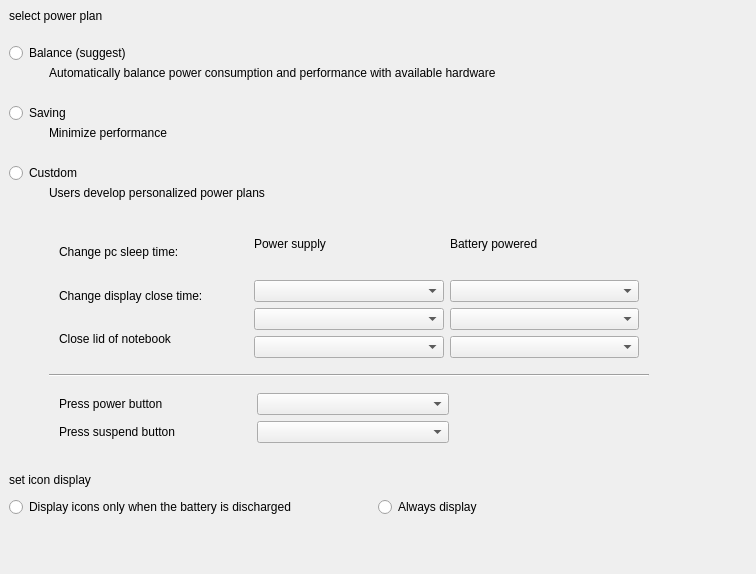
Qt form plugins/system/power/power.ui (ukui/ukui-control-center) before a commit.
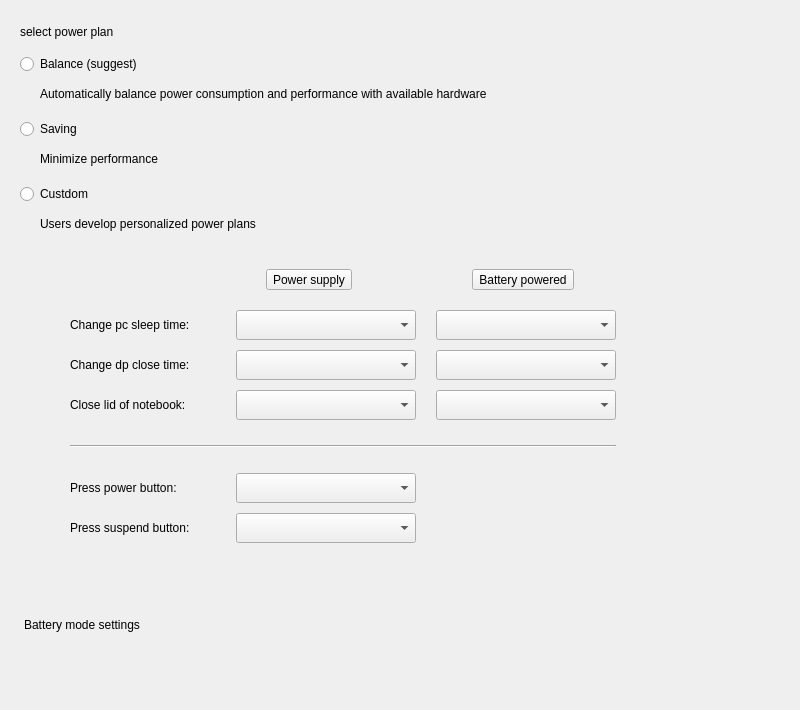
The same form after that commit.

The edit to the form file:
```diff
--- a/plugins/system/power/power.ui
+++ b/plugins/system/power/power.ui
@@ -6,10 +6,22 @@
    <rect>
     <x>0</x>
     <y>0</y>
-    <width>756</width>
-    <height>574</height>
+    <width>800</width>
+    <height>710</height>
    </rect>
   </property>
+  <property name="minimumSize">
+   <size>
+    <width>800</width>
+    <height>710</height>
+   </size>
+  </property>
+  <property name="maximumSize">
+   <size>
+    <width>800</width>
+    <height>710</height>
+   </size>
+  </property>
   <property name="windowTitle">
    <string>Form</string>
   </property>
@@ -31,10 +43,31 @@
      <widget class="QWidget" name="Page1">
       <layout class="QVBoxLayout" name="verticalLayout">
        <property name="spacing">
+        <number>10</number>
+       </property>
+       <property name="leftMargin">
+        <number>20</number>
+       </property>
+       <property name="topMargin">
+        <number>25</number>
+       </property>
+       <property name="rightMargin">
+        <number>0</number>
+       </property>
+       <property name="bottomMargin">
         <number>0</number>
        </property>
        <item>
-        <widget class="QLabel" name="powerplanLabel">
+        <widget class="QLabel" name="titleLabel">
+         <property name="sizePolicy">
+          <sizepolicy hsizetype="Fixed" vsizetype="Fixed">
+           <horstretch>0</horstretch>
+           <verstretch>0</verstretch>
+          </sizepolicy>
+         </property>
+         <property name="styleSheet">
+          <string notr="true"/>
+         </property>
          <property name="text">
           <string>select power plan</string>
          </property>
@@ -51,7 +84,7 @@
          <property name="sizeHint" stdset="0">
           <size>
            <width>20</width>
-           <height>20</height>
+           <height>5</height>
           </size>
          </property>
         </spacer>
@@ -88,7 +121,7 @@
            </property>
            <property name="sizeHint" stdset="0">
             <size>
-             <width>40</width>
+             <width>20</width>
              <height>20</height>
             </size>
            </property>
@@ -96,6 +129,12 @@
          </item>
          <item>
           <widget class="QLabel" name="balancedetailLabel">
+           <property name="sizePolicy">
+            <sizepolicy hsizetype="Fixed" vsizetype="Fixed">
+             <horstretch>0</horstretch>
+             <verstretch>0</verstretch>
+            </sizepolicy>
+           </property>
            <property name="text">
             <string>Automatically balance power consumption and performance with available hardware</string>
            </property>
@@ -127,7 +166,7 @@
          <property name="sizeHint" stdset="0">
           <size>
            <width>20</width>
-           <height>20</height>
+           <height>5</height>
           </size>
          </property>
         </spacer>
@@ -164,7 +203,7 @@
            </property>
            <property name="sizeHint" stdset="0">
             <size>
-             <width>40</width>
+             <width>20</width>
              <height>20</height>
             </size>
            </property>
@@ -172,6 +211,12 @@
          </item>
          <item>
           <widget class="QLabel" name="label_5">
+           <property name="sizePolicy">
+            <sizepolicy hsizetype="Fixed" vsizetype="Fixed">
+             <horstretch>0</horstretch>
+             <verstretch>0</verstretch>
+            </sizepolicy>
+           </property>
            <property name="text">
             <string>Minimize performance</string>
            </property>
@@ -203,7 +248,7 @@
          <property name="sizeHint" stdset="0">
           <size>
            <width>20</width>
-           <height>20</height>
+           <height>5</height>
           </size>
          </property>
         </spacer>
@@ -240,7 +285,7 @@
            </property>
            <property name="sizeHint" stdset="0">
             <size>
-             <width>40</width>
+             <width>20</width>
              <height>20</height>
             </size>
            </property>
@@ -248,6 +293,12 @@
          </item>
          <item>
           <widget class="QLabel" name="label_7">
+           <property name="sizePolicy">
+            <sizepolicy hsizetype="Fixed" vsizetype="Fixed">
+             <horstretch>0</horstretch>
+             <verstretch>0</verstretch>
+            </sizepolicy>
+           </property>
            <property name="text">
             <string>Users develop personalized power plans</string>
            </property>
@@ -283,7 +334,7 @@
            </property>
            <property name="sizeHint" stdset="0">
             <size>
-             <width>40</width>
+             <width>20</width>
              <height>20</height>
             </size>
            </property>
@@ -293,11 +344,20 @@
           <widget class="QWidget" name="widget" native="true">
            <property name="minimumSize">
             <size>
-             <width>600</width>
-             <height>250</height>
+             <width>626</width>
+             <height>340</height>
+            </size>
+           </property>
+           <property name="maximumSize">
+            <size>
+             <width>626</width>
+             <height>340</height>
             </size>
            </property>
            <layout class="QVBoxLayout" name="verticalLayout_4">
+            <property name="spacing">
+             <number>0</number>
+            </property>
             <property name="leftMargin">
              <number>0</number>
             </property>
@@ -312,163 +372,548 @@
             </property>
             <item>
              <layout class="QVBoxLayout" name="verticalLayout_3">
+              <property name="spacing">
+               <number>0</number>
+              </property>
+              <property name="leftMargin">
+               <number>30</number>
+              </property>
+              <property name="topMargin">
+               <number>25</number>
+              </property>
               <item>
-               <layout class="QHBoxLayout" name="horizontalLayout_9">
-                <property name="leftMargin">
-                 <number>10</number>
+               <layout class="QHBoxLayout" name="horizontalLayout_11">
+                <property name="spacing">
+                 <number>0</number>
                 </property>
-                <property name="topMargin">
-                 <number>10</number>
+                <item>
+                 <spacer name="horizontalSpacer_11">
+                  <property name="orientation">
+                   <enum>Qt::Horizontal</enum>
+                  </property>
+                  <property name="sizeType">
+                   <enum>QSizePolicy::Fixed</enum>
+                  </property>
+                  <property name="sizeHint" stdset="0">
+                   <size>
+                    <width>196</width>
+                    <height>20</height>
+                   </size>
+                  </property>
+                 </spacer>
+                </item>
+                <item>
+                 <widget class="QToolButton" name="toolButton">
+                  <property name="text">
+                   <string>Power supply</string>
+                  </property>
+                 </widget>
+                </item>
+                <item>
+                 <spacer name="horizontalSpacer_9">
+                  <property name="orientation">
+                   <enum>Qt::Horizontal</enum>
+                  </property>
+                  <property name="sizeType">
+                   <enum>QSizePolicy::Fixed</enum>
+                  </property>
+                  <property name="sizeHint" stdset="0">
+                   <size>
+                    <width>120</width>
+                    <height>20</height>
+                   </size>
+                  </property>
+                 </spacer>
+                </item>
+                <item>
+                 <widget class="QToolButton" name="toolButton_2">
+                  <property name="text">
+                   <string>Battery powered</string>
+                  </property>
+                 </widget>
+                </item>
+                <item>
+                 <spacer name="horizontalSpacer_12">
+                  <property name="orientation">
+                   <enum>Qt::Horizontal</enum>
+                  </property>
+                  <property name="sizeHint" stdset="0">
+                   <size>
+                    <width>40</width>
+                    <height>20</height>
+                   </size>
+                  </property>
+                 </spacer>
+                </item>
+               </layout>
+              </item>
+              <item>
+               <spacer name="verticalSpacer_6">
+                <property name="orientation">
+                 <enum>Qt::Vertical</enum>
                 </property>
-                <property name="rightMargin">
-                 <number>10</number>
+                <property name="sizeType">
+                 <enum>QSizePolicy::Fixed</enum>
                 </property>
-                <property name="bottomMargin">
-                 <number>10</number>
+                <property name="sizeHint" stdset="0">
+                 <size>
+                  <width>20</width>
+                  <height>20</height>
+                 </size>
                 </property>
+               </spacer>
+              </item>
+              <item>
+               <layout class="QHBoxLayout" name="horizontalLayout_12">
+                <property name="spacing">
+                 <number>20</number>
+                </property>
                 <item>
-                 <layout class="QVBoxLayout" name="verticalLayout_5">
-                  <item>
-                   <spacer name="verticalSpacer_6">
-                    <property name="orientation">
-                     <enum>Qt::Vertical</enum>
-                    </property>
-                    <property name="sizeType">
-                     <enum>QSizePolicy::Fixed</enum>
-                    </property>
-                    <property name="sizeHint" stdset="0">
-                     <size>
-                      <width>20</width>
-                      <height>20</height>
-                     </size>
-                    </property>
-                   </spacer>
-                  </item>
-                  <item>
-                   <widget class="QLabel" name="label">
-                    <property name="text">
-                     <string>Change pc sleep time: </string>
-                    </property>
-                   </widget>
-                  </item>
-                  <item>
-                   <widget class="QLabel" name="label_2">
-                    <property name="text">
-                     <string>Change display close time:</string>
-                    </property>
-                   </widget>
-                  </item>
-                  <item>
-                   <widget class="QLabel" name="label_10">
-                    <property name="text">
-                     <string>Close lid of notebook</string>
-                    </property>
-                   </widget>
-                  </item>
-                 </layout>
+                 <widget class="QLabel" name="label_9">
+                  <property name="sizePolicy">
+                   <sizepolicy hsizetype="Fixed" vsizetype="Fixed">
+                    <horstretch>0</horstretch>
+                    <verstretch>0</verstretch>
+                   </sizepolicy>
+                  </property>
+                  <property name="minimumSize">
+                   <size>
+                    <width>146</width>
+                    <height>0</height>
+                   </size>
+                  </property>
+                  <property name="maximumSize">
+                   <size>
+                    <width>146</width>
+                    <height>16777215</height>
+                   </size>
+                  </property>
+                  <property name="text">
+                   <string>Change pc sleep time: </string>
+                  </property>
+                  <property name="scaledContents">
+                   <bool>true</bool>
+                  </property>
+                 </widget>
                 </item>
                 <item>
-                 <layout class="QVBoxLayout" name="verticalLayout_6">
-                  <item>
-                   <widget class="QLabel" name="label_3">
-                    <property name="text">
-                     <string>Power supply</string>
-                    </property>
-                   </widget>
-                  </item>
-                  <item>
-                   <widget class="QComboBox" name="acsleepComboBox"/>
-                  </item>
-                  <item>
-                   <widget class="QComboBox" name="accloseComboBox"/>
-                  </item>
-                  <item>
-                   <widget class="QComboBox" name="aclidComboBox"/>
-                  </item>
-                 </layout>
+                 <widget class="QComboBox" name="acsleepComboBox">
+                  <property name="minimumSize">
+                   <size>
+                    <width>180</width>
+                    <height>30</height>
+                   </size>
+                  </property>
+                  <property name="maximumSize">
+                   <size>
+                    <width>180</width>
+                    <height>30</height>
+                   </size>
+                  </property>
+                 </widget>
                 </item>
                 <item>
-                 <layout class="QVBoxLayout" name="verticalLayout_7">
-                  <item>
-                   <widget class="QLabel" name="label_4">
-                    <property name="text">
-                     <string>Battery powered</string>
-                    </property>
-                   </widget>
-                  </item>
-                  <item>
-                   <widget class="QComboBox" name="batsleepComboBox"/>
-                  </item>
-                  <item>
-                   <widget class="QComboBox" name="batcloseComboBox"/>
-                  </item>
-                  <item>
-                   <widget class="QComboBox" name="batlidComboBox"/>
-                  </item>
-                 </layout>
+                 <widget class="QComboBox" name="batsleepComboBox">
+                  <property name="minimumSize">
+                   <size>
+                    <width>180</width>
+                    <height>30</height>
+                   </size>
+                  </property>
+                  <property name="maximumSize">
+                   <size>
+                    <width>180</width>
+                    <height>30</height>
+                   </size>
+                  </property>
+                 </widget>
                 </item>
+                <item>
+                 <spacer name="horizontalSpacer_13">
+                  <property name="orientation">
+                   <enum>Qt::Horizontal</enum>
+                  </property>
+                  <property name="sizeHint" stdset="0">
+                   <size>
+                    <width>40</width>
+                    <height>20</height>
+                   </size>
+                  </property>
+                 </spacer>
+                </item>
                </layout>
               </item>
+              <item>
+               <spacer name="verticalSpacer_8">
+                <property name="orientation">
+                 <enum>Qt::Vertical</enum>
+                </property>
+                <property name="sizeType">
+                 <enum>QSizePolicy::Fixed</enum>
+                </property>
+                <property name="sizeHint" stdset="0">
+                 <size>
+                  <width>20</width>
+                  <height>10</height>
+                 </size>
+                </property>
+               </spacer>
+              </item>
+              <item>
+               <layout class="QHBoxLayout" name="horizontalLayout_13">
+                <property name="spacing">
+                 <number>20</number>
+                </property>
+                <item>
+                 <widget class="QLabel" name="label_11">
+                  <property name="sizePolicy">
+                   <sizepolicy hsizetype="Fixed" vsizetype="Fixed">
+                    <horstretch>0</horstretch>
+                    <verstretch>0</verstretch>
+                   </sizepolicy>
+                  </property>
+                  <property name="minimumSize">
+                   <size>
+                    <width>146</width>
+                    <height>0</height>
+                   </size>
+                  </property>
+                  <property name="maximumSize">
+                   <size>
+                    <width>146</width>
+                    <height>16777215</height>
+                   </size>
+                  </property>
+                  <property name="text">
+                   <string>Change dp close time:</string>
+                  </property>
+                  <property name="scaledContents">
+                   <bool>true</bool>
+                  </property>
+                 </widget>
+                </item>
+                <item>
+                 <widget class="QComboBox" name="accloseComboBox">
+                  <property name="minimumSize">
+                   <size>
+                    <width>180</width>
+                    <height>30</height>
+                   </size>
+                  </property>
+                  <property name="maximumSize">
+                   <size>
+                    <width>180</width>
+                    <height>30</height>
+                   </size>
+                  </property>
+                 </widget>
+                </item>
+                <item>
+                 <widget class="QComboBox" name="batcloseComboBox">
+                  <property name="minimumSize">
+                   <size>
+                    <width>180</width>
+                    <height>30</height>
+                   </size>
+                  </property>
+                  <property name="maximumSize">
+                   <size>
+                    <width>180</width>
+                    <height>30</height>
+                   </size>
+                  </property>
+                 </widget>
+                </item>
+                <item>
+                 <spacer name="horizontalSpacer_14">
+                  <property name="orientation">
+                   <enum>Qt::Horizontal</enum>
+                  </property>
+                  <property name="sizeHint" stdset="0">
+                   <size>
+                    <width>40</width>
+                    <height>20</height>
+                   </size>
+                  </property>
+                 </spacer>
+                </item>
+               </layout>
+              </item>
+              <item>
+               <spacer name="verticalSpacer_9">
+                <property name="orientation">
+                 <enum>Qt::Vertical</enum>
+                </property>
+                <property name="sizeType">
+                 <enum>QSizePolicy::Fixed</enum>
+                </property>
+                <property name="sizeHint" stdset="0">
+                 <size>
+                  <width>20</width>
+                  <height>10</height>
+                 </size>
+                </property>
+               </spacer>
+              </item>
+              <item>
+               <layout class="QHBoxLayout" name="horizontalLayout_14">
+                <property name="spacing">
+                 <number>20</number>
+                </property>
+                <item>
+                 <widget class="QLabel" name="label_12">
+                  <property name="sizePolicy">
+                   <sizepolicy hsizetype="Fixed" vsizetype="Fixed">
+                    <horstretch>0</horstretch>
+                    <verstretch>0</verstretch>
+                   </sizepolicy>
+                  </property>
+                  <property name="minimumSize">
+                   <size>
+                    <width>146</width>
+                    <height>0</height>
+                   </size>
+                  </property>
+                  <property name="maximumSize">
+                   <size>
+                    <width>146</width>
+                    <height>16777215</height>
+                   </size>
+                  </property>
+                  <property name="text">
+                   <string>Close lid of notebook:</string>
+                  </property>
+                 </widget>
+                </item>
+                <item>
+                 <widget class="QComboBox" name="aclidComboBox">
+                  <property name="minimumSize">
+                   <size>
+                    <width>180</width>
+                    <height>30</height>
+                   </size>
+                  </property>
+                  <property name="maximumSize">
+                   <size>
+                    <width>180</width>
+                    <height>30</height>
+                   </size>
+                  </property>
+                 </widget>
+                </item>
+                <item>
+                 <widget class="QComboBox" name="batlidComboBox">
+                  <property name="minimumSize">
+                   <size>
+                    <width>180</width>
+                    <height>30</height>
+                   </size>
+                  </property>
+                  <property name="maximumSize">
+                   <size>
+                    <width>180</width>
+                    <height>30</height>
+                   </size>
+                  </property>
+                 </widget>
+                </item>
+                <item>
+                 <spacer name="horizontalSpacer_15">
+                  <property name="orientation">
+                   <enum>Qt::Horizontal</enum>
+                  </property>
+                  <property name="sizeHint" stdset="0">
+                   <size>
+                    <width>40</width>
+                    <height>20</height>
+                   </size>
+                  </property>
+                 </spacer>
+                </item>
+               </layout>
+              </item>
+              <item>
+               <spacer name="verticalSpacer_11">
+                <property name="orientation">
+                 <enum>Qt::Vertical</enum>
+                </property>
+                <property name="sizeType">
+                 <enum>QSizePolicy::Fixed</enum>
+                </property>
+                <property name="sizeHint" stdset="0">
+                 <size>
+                  <width>20</width>
+                  <height>25</height>
+                 </size>
+                </property>
+               </spacer>
+              </item>
               <item>
                <widget class="Line" name="line">
+                <property name="sizePolicy">
+                 <sizepolicy hsizetype="Fixed" vsizetype="Fixed">
+                  <horstretch>0</horstretch>
+                  <verstretch>0</verstretch>
+                 </sizepolicy>
+                </property>
+                <property name="maximumSize">
+                 <size>
+                  <width>546</width>
+                  <height>16777215</height>
+                 </size>
+                </property>
                 <property name="orientation">
                  <enum>Qt::Horizontal</enum>
                 </property>
                </widget>
               </item>
               <item>
-               <layout class="QHBoxLayout" name="horizontalLayout_10">
-                <property name="leftMargin">
-                 <number>10</number>
+               <spacer name="verticalSpacer_12">
+                <property name="orientation">
+                 <enum>Qt::Vertical</enum>
                 </property>
-                <property name="topMargin">
-                 <number>10</number>
+                <property name="sizeType">
+                 <enum>QSizePolicy::Fixed</enum>
                 </property>
-                <property name="rightMargin">
-                 <number>10</number>
+                <property name="sizeHint" stdset="0">
+                 <size>
+                  <width>20</width>
+                  <height>25</height>
+                 </size>
                 </property>
-                <property name="bottomMargin">
-                 <number>10</number>
+               </spacer>
+              </item>
+              <item>
+               <layout class="QHBoxLayout" name="horizontalLayout_9">
+                <property name="spacing">
+                 <number>20</number>
                 </property>
                 <item>
-                 <layout class="QVBoxLayout" name="verticalLayout_9">
-                  <item>
-                   <widget class="QLabel" name="label_6">
-                    <property name="text">
-                     <string>Press power button</string>
-                    </property>
-                   </widget>
-                  </item>
-                  <item>
-                   <widget class="QLabel" name="label_8">
-                    <property name="text">
-                     <string>Press suspend button</string>
-                    </property>
-                   </widget>
-                  </item>
-                 </layout>
+                 <widget class="QLabel" name="label">
+                  <property name="sizePolicy">
+                   <sizepolicy hsizetype="Fixed" vsizetype="Fixed">
+                    <horstretch>0</horstretch>
+                    <verstretch>0</verstretch>
+                   </sizepolicy>
+                  </property>
+                  <property name="minimumSize">
+                   <size>
+                    <width>146</width>
+                    <height>0</height>
+                   </size>
+                  </property>
+                  <property name="maximumSize">
+                   <size>
+                    <width>146</width>
+                    <height>16777215</height>
+                   </size>
+                  </property>
+                  <property name="text">
+                   <string>Press power button:</string>
+                  </property>
+                 </widget>
                 </item>
                 <item>
-                 <layout class="QVBoxLayout" name="verticalLayout_10">
-                  <item>
-                   <widget class="QComboBox" name="powerbtnComboBox"/>
-                  </item>
-                  <item>
-                   <widget class="QComboBox" name="suspendComboBox"/>
-                  </item>
-                 </layout>
+                 <widget class="QComboBox" name="powerbtnComboBox">
+                  <property name="minimumSize">
+                   <size>
+                    <width>180</width>
+                    <height>30</height>
+                   </size>
+                  </property>
+                  <property name="maximumSize">
+                   <size>
+                    <width>180</width>
+                    <height>30</height>
+                   </size>
+                  </property>
+                 </widget>
                 </item>
                 <item>
-                 <spacer name="horizontalSpacer_9">
+                 <spacer name="horizontalSpacer_16">
                   <property name="orientation">
                    <enum>Qt::Horizontal</enum>
                   </property>
-                  <property name="sizeType">
-                   <enum>QSizePolicy::Fixed</enum>
+                  <property name="sizeHint" stdset="0">
+                   <size>
+                    <width>40</width>
+                    <height>20</height>
+                   </size>
                   </property>
+                 </spacer>
+                </item>
+               </layout>
+              </item>
+              <item>
+               <spacer name="verticalSpacer_10">
+                <property name="orientation">
+                 <enum>Qt::Vertical</enum>
+                </property>
+                <property name="sizeType">
+                 <enum>QSizePolicy::Fixed</enum>
+                </property>
+                <property name="sizeHint" stdset="0">
+                 <size>
+                  <width>20</width>
+                  <height>10</height>
+                 </size>
+                </property>
+               </spacer>
+              </item>
+              <item>
+               <layout class="QHBoxLayout" name="horizontalLayout_15">
+                <property name="spacing">
+                 <number>20</number>
+                </property>
+                <item>
+                 <widget class="QLabel" name="label_2">
+                  <property name="sizePolicy">
+                   <sizepolicy hsizetype="Fixed" vsizetype="Fixed">
+                    <horstretch>0</horstretch>
+                    <verstretch>0</verstretch>
+                   </sizepolicy>
+                  </property>
+                  <property name="minimumSize">
+                   <size>
+                    <width>146</width>
+                    <height>0</height>
+                   </size>
+                  </property>
+                  <property name="maximumSize">
+                   <size>
+                    <width>146</width>
+                    <height>16777215</height>
+                   </size>
+                  </property>
+                  <property name="text">
+                   <string>Press suspend button:</string>
+                  </property>
+                 </widget>
+                </item>
+                <item>
+                 <widget class="QComboBox" name="suspendComboBox">
+                  <property name="minimumSize">
+                   <size>
+                    <width>180</width>
+                    <height>30</height>
+                   </size>
+                  </property>
+                  <property name="maximumSize">
+                   <size>
+                    <width>180</width>
+                    <height>30</height>
+                   </size>
+                  </property>
+                 </widget>
+                </item>
+                <item>
+                 <spacer name="horizontalSpacer_17">
+                  <property name="orientation">
+                   <enum>Qt::Horizontal</enum>
+                  </property>
                   <property name="sizeHint" stdset="0">
                    <size>
-                    <width>190</width>
+                    <width>40</width>
                     <height>20</height>
                    </size>
                   </property>
@@ -476,6 +921,19 @@
                 </item>
                </layout>
               </item>
+              <item>
+               <spacer name="verticalSpacer_7">
+                <property name="orientation">
+                 <enum>Qt::Vertical</enum>
+                </property>
+                <property name="sizeHint" stdset="0">
+                 <size>
+                  <width>20</width>
+                  <height>40</height>
+                 </size>
+                </property>
+               </spacer>
+              </item>
              </layout>
             </item>
            </layout>
@@ -512,53 +970,33 @@
          </property>
         </spacer>
        </item>
-       <item>
-        <widget class="QLabel" name="icondisplayLabel">
-         <property name="text">
-          <string>set icon display</string>
-         </property>
-        </widget>
-       </item>
-       <item>
-        <spacer name="verticalSpacer_10">
-         <property name="orientation">
-          <enum>Qt::Vertical</enum>
-         </property>
-         <property name="sizeType">
-          <enum>QSizePolicy::Fixed</enum>
-         </property>
-         <property name="sizeHint" stdset="0">
-          <size>
-           <width>20</width>
-           <height>10</height>
-          </size>
-         </property>
-        </spacer>
-       </item>
        <item>
         <layout class="QHBoxLayout" name="horizontalLayout_8">
          <property name="spacing">
           <number>0</number>
          </property>
          <item>
-          <widget class="QRadioButton" name="presentRadioBtn">
+          <widget class="QPushButton" name="resetPushBtn">
            <property name="text">
-            <string>Display icons only when the battery is discharged</string>
+            <string>Battery mode settings</string>
            </property>
-           <attribute name="buttonGroup">
-            <string notr="true">icondisplayBtnGroup</string>
-           </attribute>
+           <property name="flat">
+            <bool>true</bool>
+           </property>
           </widget>
          </item>
          <item>
-          <widget class="QRadioButton" name="alwaysRadioBtn">
-           <property name="text">
-            <string>Always display</string>
+          <spacer name="horizontalSpacer_10">
+           <property name="orientation">
+            <enum>Qt::Horizontal</enum>
            </property>
-           <attribute name="buttonGroup">
-            <string notr="true">icondisplayBtnGroup</string>
-           </attribute>
-          </widget>
+           <property name="sizeHint" stdset="0">
+            <size>
+             <width>40</width>
+             <height>20</height>
+            </size>
+           </property>
+          </spacer>
          </item>
         </layout>
        </item>
```
Left out of the diff: 16 changed lines with no effect on the pictures.
